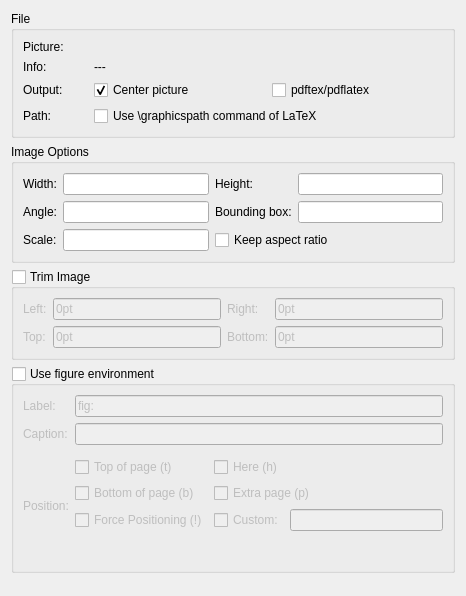
Above: src/dialogs/includegraphicsdialog_base.ui from KDE/kile before the change. Below: the same form after it.
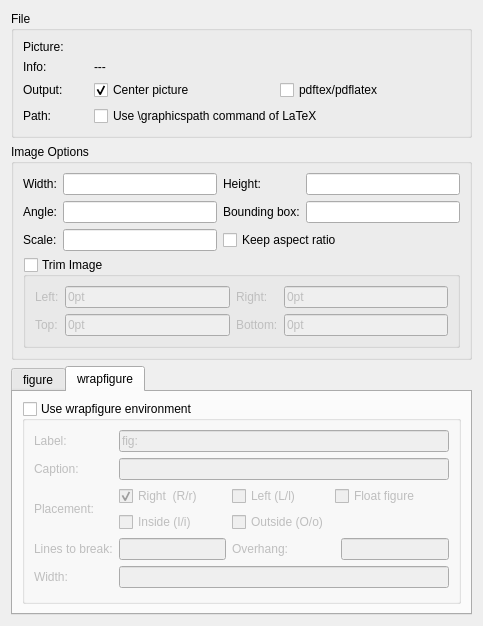
That is the form after the change. The open tabs and pages were chosen to show the change. Custom widgets are drawn as their Qt base class.

Commit message:
Added textwrapping options to the includegraphics dialog.
GUI

```diff
--- a/src/dialogs/includegraphicsdialog_base.ui
+++ b/src/dialogs/includegraphicsdialog_base.ui
@@ -6,8 +6,8 @@
    <rect>
     <x>0</x>
     <y>0</y>
-    <width>466</width>
-    <height>596</height>
+    <width>469</width>
+    <height>626</height>
    </rect>
   </property>
   <layout class="QVBoxLayout">
@@ -151,10 +151,7 @@
         </property>
        </widget>
       </item>
-     </layout>
-    </widget>
-   </item>
-   <item>
+      <item row="4" column="0" colspan="4">
     <widget class="QGroupBox" name="cb_clip">
      <property name="toolTip">
       <string>Trim image by the specified lengths</string>
@@ -228,8 +225,33 @@
      </layout>
     </widget>
    </item>
+     </layout>
+    </widget>
+   </item>
    <item>
+    <widget class="QTabWidget" name="tabWidget">
+     <property name="minimumSize">
+      <size>
+       <width>461</width>
+       <height>248</height>
+      </size>
+     </property>
+     <property name="currentIndex">
+      <number>0</number>
+     </property>
+     <widget class="QWidget" name="tab">
+      <attribute name="title">
+       <string>figure</string>
+      </attribute>
     <widget class="QGroupBox" name="cb_figure">
+       <property name="geometry">
+        <rect>
+         <x>-10</x>
+         <y>0</y>
+         <width>458</width>
+         <height>192</height>
+        </rect>
+       </property>
      <property name="title">
       <string>Use figure environment</string>
      </property>
@@ -333,19 +355,147 @@
       </item>
      </layout>
     </widget>
-   </item>
-   <item>
-    <spacer>
-     <property name="orientation">
-      <enum>Qt::Vertical</enum>
-     </property>
-     <property name="sizeHint" stdset="0">
+     </widget>
+     <widget class="QWidget" name="tab_2">
+      <attribute name="title">
+       <string>wrapfigure</string>
+      </attribute>
+      <layout class="QGridLayout" name="gridLayout_2">
+       <item row="3" column="0">
+        <widget class="QGroupBox" name="cb_wrapfigure">
+         <property name="title">
+          <string>Use wrapfigure environment</string>
+         </property>
+         <property name="checkable">
+          <bool>true</bool>
+         </property>
+         <property name="checked">
+          <bool>false</bool>
+         </property>
+         <layout class="QGridLayout" name="gridLayout_3">
+          <item row="0" column="0">
+           <widget class="QLabel" name="label_17">
+            <property name="text">
+             <string>Label:</string>
+            </property>
+           </widget>
+          </item>
+          <item row="1" column="0">
+           <widget class="QLabel" name="label_18">
+            <property name="text">
+             <string>Caption:</string>
+            </property>
+           </widget>
+          </item>
+          <item row="7" column="0">
+           <widget class="QLabel" name="label_21">
+            <property name="text">
+             <string>Width:</string>
+            </property>
+           </widget>
+          </item>
+          <item row="7" column="1" colspan="4">
+           <widget class="QLineEdit" name="edit_wrapwidth"/>
+          </item>
+          <item row="1" column="1" colspan="4">
+           <widget class="QLineEdit" name="edit_wrapcaption"/>
+          </item>
+          <item row="0" column="1" colspan="4">
+           <widget class="QLineEdit" name="edit_wraplabel">
+            <property name="text">
+             <string>fig:</string>
+            </property>
+           </widget>
+          </item>
+          <item row="5" column="0">
+           <widget class="QLabel" name="label_22">
+            <property name="text">
+             <string>Lines to break:</string>
+            </property>
+           </widget>
+          </item>
+          <item row="5" column="1">
+           <widget class="QLineEdit" name="edit_wraplines"/>
+          </item>
+          <item row="2" column="2">
+           <widget class="QCheckBox" name="cb_wrapleft">
+            <property name="text">
+             <string>Left (L/l)</string>
+            </property>
+            <attribute name="buttonGroup">
+             <string>buttonGroup</string>
+            </attribute>
+           </widget>
+          </item>
+          <item row="3" column="2">
+           <widget class="QCheckBox" name="cb_wrapoutside">
+            <property name="text">
+             <string>Outside (O/o)</string>
+            </property>
+            <attribute name="buttonGroup">
+             <string>buttonGroup</string>
+            </attribute>
+           </widget>
+          </item>
+          <item row="2" column="1">
+           <widget class="QCheckBox" name="cb_wrapright">
+            <property name="text">
+             <string>Right  (R/r)</string>
+            </property>
+            <property name="checked">
+             <bool>true</bool>
+            </property>
+            <attribute name="buttonGroup">
+             <string>buttonGroup</string>
+            </attribute>
+           </widget>
+          </item>
+          <item row="3" column="1">
+           <widget class="QCheckBox" name="cb_wrapinside">
+            <property name="text">
+             <string>Inside (I/i)</string>
+            </property>
+            <attribute name="buttonGroup">
+             <string>buttonGroup</string>
+            </attribute>
+           </widget>
+          </item>
+          <item row="2" column="3" colspan="2">
+           <widget class="QCheckBox" name="cb_wrapfloat">
+            <property name="text">
+             <string>Float figure</string>
+            </property>
+           </widget>
+          </item>
+          <item row="5" column="4">
+           <widget class="QLineEdit" name="edit_wrapoverhang"/>
+          </item>
+          <item row="5" column="2">
+           <widget class="QLabel" name="label_20">
+            <property name="text">
+             <string>Overhang:</string>
+            </property>
+           </widget>
+          </item>
+          <item row="2" column="0" rowspan="2">
+           <widget class="QLabel" name="label_19">
+            <property name="maximumSize">
       <size>
-       <width>20</width>
-       <height>40</height>
-      </size>
-     </property>
-    </spacer>
+              <width>79</width>
+              <height>88</height>
+             </size>
+            </property>
+            <property name="text">
+             <string>Placement:</string>
+            </property>
+           </widget>
+          </item>
+         </layout>
+        </widget>
+       </item>
+      </layout>
+     </widget>
+    </widget>
    </item>
   </layout>
  </widget>
```
Left out of the diff: 42 changed lines with no effect on the pictures. Lines whose indentation alone changed are shown as unchanged. The commit also changes 3 other files.
